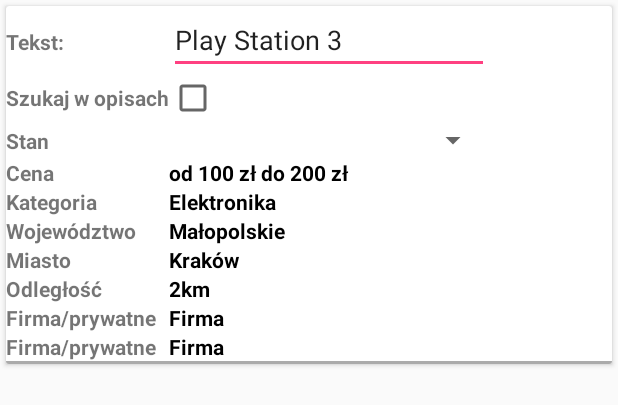
After one commit to Pastew/olx_sniper, an Android app: the layout search.xml on its own in the app's theme, with its tools: preview values and no code run, on a phone screen of 412 x 824 dp. The commit adds this screen. Shown: the top 405 px of the screen. Run offline under Robolectric (Android 15) with nearby library versions, the phone set to English and light mode, and no system bars.

Commit message:
search layout stub

```diff
--- a/app/src/main/java/com/pastew/olxsniper/TabSearches.java
+++ b/app/src/main/java/com/pastew/olxsniper/TabSearches.java
@@ -6,9 +6,7 @@ import android.view.LayoutInflater;
 import android.view.View;
 import android.view.ViewGroup;
 
-/**
- * Created by Pastew on 2017-12-03.
- */
+
 
 public class TabSearches extends Fragment {
 
--- /dev/null
+++ b/app/src/main/res/layout/search.xml
@@ -0,0 +1,194 @@
+<?xml version="1.0" encoding="utf-8"?>
+
+<android.support.v7.widget.CardView
+    xmlns:android="http://schemas.android.com/apk/res/android"
+    android:id="@+id/cardView"
+    android:layout_width="match_parent"
+    android:layout_height="wrap_content"
+    android:layout_margin="4dp">
+
+    <LinearLayout
+        android:layout_width="match_parent"
+        android:layout_height="match_parent"
+        android:orientation="vertical">
+
+        <TableLayout
+            android:layout_width="match_parent"
+            android:layout_height="match_parent">
+
+            <TableRow
+                android:layout_width="match_parent"
+                android:layout_height="match_parent">
+
+                <TextView
+                    android:layout_height="wrap_content"
+                    android:text="Tekst:"
+                    android:textStyle="bold" />
+
+                <EditText
+                    android:id="@+id/editText"
+                    android:layout_width="wrap_content"
+                    android:layout_height="wrap_content"
+                    android:ems="10"
+                    android:inputType="textPersonName"
+                    android:singleLine="false"
+                    android:text="Play Station 3" />
+
+            </TableRow>
+
+            <TableRow
+                android:layout_width="match_parent"
+                android:layout_height="match_parent">
+
+                <TextView
+                    android:layout_height="wrap_content"
+                    android:text="Szukaj w opisach"
+                    android:textStyle="bold" />
+
+                <CheckBox
+                    android:id="@+id/checkBox"
+                    android:layout_width="wrap_content"
+                    android:layout_height="wrap_content" />
+
+            </TableRow>
+
+            <TableRow
+                android:layout_width="match_parent"
+                android:layout_height="match_parent">
+
+                <TextView
+                    android:layout_height="wrap_content"
+                    android:text="Stan"
+                    android:textStyle="bold" />
+
+                <Spinner
+                    android:id="@+id/spinner"
+                    android:layout_width="match_parent"
+                    android:layout_height="wrap_content"
+                    android:entries="@array/search_field_states">
+                </Spinner>
+
+            </TableRow>
+
+            <TableRow
+                android:layout_width="match_parent"
+                android:layout_height="match_parent">
+
+                <TextView
+                    android:layout_height="wrap_content"
+                    android:text="Cena"
+                    android:textStyle="bold" />
+
+                <TextView
+                    android:id="@+id/search_field_text"
+                    android:text="od 100 zł do 200 zł"
+                    android:textColor="@color/black"
+                    android:textStyle="bold" />
+            </TableRow>
+
+            <TableRow
+                android:layout_width="match_parent"
+                android:layout_height="match_parent">
+
+                <TextView
+                    android:layout_height="wrap_content"
+                    android:text="Kategoria"
+                    android:textStyle="bold" />
+
+                <TextView
+                    android:id="@+id/search_field_text"
+                    android:text="Elektronika"
+                    android:textColor="@color/black"
+                    android:textStyle="bold" />
+            </TableRow>
+
+            <TableRow
+                android:layout_width="match_parent"
+                android:layout_height="match_parent">
+
+                <TextView
+                    android:layout_height="wrap_content"
+                    android:text="Województwo"
+                    android:textStyle="bold" />
+
+                <TextView
+                    android:id="@+id/search_field_text"
+                    android:text="Małopolskie"
+                    android:textColor="@color/black"
+                    android:textStyle="bold" />
+            </TableRow>
+
+            <TableRow
+                android:layout_width="match_parent"
+                android:layout_height="match_parent">
+
+                <TextView
+                    android:layout_height="wrap_content"
+                    android:text="Miasto"
+                    android:textStyle="bold" />
+
+                <TextView
+                    android:id="@+id/search_field_text"
+                    android:text="Kraków"
+                    android:textColor="@color/black"
+                    android:textStyle="bold" />
+            </TableRow>
+
+            <TableRow
+                android:layout_width="match_parent"
+                android:layout_height="match_parent">
+
+                <TextView
+                    android:layout_height="wrap_content"
+                    android:text="Odległość"
+                    android:textStyle="bold" />
+
+                <TextView
+                    android:id="@+id/search_field_text"
+                    android:text="2km"
+                    android:textColor="@color/black"
+                    android:textStyle="bold" />
+            </TableRow>
+
+            <TableRow
+                android:layout_width="match_parent"
+                android:layout_height="match_parent">
+
+                <TextView
+                    android:layout_height="wrap_content"
+                    android:text="Firma/prywatne"
+                    android:textStyle="bold" />
+
+                <TextView
+                    android:id="@+id/search_field_text"
+                    android:text="Firma"
+                    android:textColor="@color/black"
+                    android:textStyle="bold" />
+            </TableRow>
+
+            <TableRow
+                android:layout_width="match_parent"
+                android:layout_height="match_parent">
+
+                <TextView
+                    android:layout_height="wrap_content"
+                    android:text="Firma/prywatne"
+                    android:textStyle="bold" />
+
+                <TextView
+                    android:id="@+id/search_field_text"
+                    android:text="Firma"
+                    android:textColor="@color/black"
+                    android:textStyle="bold" />
+            </TableRow>
+        </TableLayout>
+
+        <View
+            android:layout_width="match_parent"
+            android:layout_height="2dp"
+            android:background="@android:color/darker_gray" />
+
+    </LinearLayout>
+
+
+</android.support.v7.widget.CardView>
--- a/app/src/main/res/values/strings.xml
+++ b/app/src/main/res/values/strings.xml
@@ -7,4 +7,10 @@
     <string name="tab_text_2">Wyszukiwania</string>
     <string name="tab_text_3">Ustawienia</string>
     <string name="section_format">Hello World from section: %1$d</string>
+
+    <string-array name="search_field_states">
+        <item></item>
+        <item>Używane</item>
+        <item>Nowe</item>
+    </string-array>
 </resources>
```
